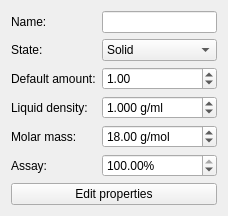
Above: templatewidget.ui from FrankMamuda/fumingcube before the change. Below: the same form after it.
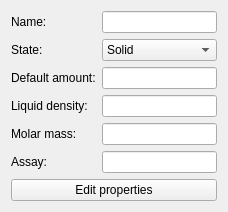
That is the form after the change. Custom widgets are drawn as their Qt base class.

Diff of the .ui file:
```diff
--- a/templatewidget.ui
+++ b/templatewidget.ui
@@ -56,16 +56,6 @@
      </property>
     </widget>
    </item>
-   <item row="2" column="1">
-    <widget class="QDoubleSpinBox" name="amountSpin">
-     <property name="maximum">
-      <double>9999999999.000000000000000</double>
-     </property>
-     <property name="value">
-      <double>1.000000000000000</double>
-     </property>
-    </widget>
-   </item>
    <item row="3" column="0">
     <widget class="QLabel" name="densityLabel">
      <property name="text">
@@ -73,22 +63,6 @@
      </property>
     </widget>
    </item>
-   <item row="3" column="1">
-    <widget class="QDoubleSpinBox" name="densitySpin">
-     <property name="suffix">
-      <string> g/ml</string>
-     </property>
-     <property name="decimals">
-      <number>3</number>
-     </property>
-     <property name="singleStep">
-      <double>0.100000000000000</double>
-     </property>
-     <property name="value">
-      <double>1.000000000000000</double>
-     </property>
-    </widget>
-   </item>
    <item row="4" column="0">
     <widget class="QLabel" name="molarMassLabel">
      <property name="text">
@@ -96,16 +70,6 @@
      </property>
     </widget>
    </item>
-   <item row="4" column="1">
-    <widget class="QDoubleSpinBox" name="molarMassSpin">
-     <property name="suffix">
-      <string> g/mol</string>
-     </property>
-     <property name="value">
-      <double>18.000000000000000</double>
-     </property>
-    </widget>
-   </item>
    <item row="5" column="0">
     <widget class="QLabel" name="assayLabel">
      <property name="text">
@@ -113,19 +77,6 @@
      </property>
     </widget>
    </item>
-   <item row="5" column="1">
-    <widget class="QDoubleSpinBox" name="assaySpin">
-     <property name="suffix">
-      <string>%</string>
-     </property>
-     <property name="maximum">
-      <double>100.000000000000000</double>
-     </property>
-     <property name="value">
-      <double>100.000000000000000</double>
-     </property>
-    </widget>
-   </item>
    <item row="6" column="0" colspan="2">
     <widget class="QPushButton" name="propsButton">
      <property name="text">
@@ -133,8 +84,27 @@
      </property>
     </widget>
    </item>
+   <item row="2" column="1">
+    <widget class="LineEdit" name="amountEdit"/>
+   </item>
+   <item row="3" column="1">
+    <widget class="LineEdit" name="densityEdit"/>
+   </item>
+   <item row="4" column="1">
+    <widget class="LineEdit" name="molarMassEdit"/>
+   </item>
+   <item row="5" column="1">
+    <widget class="LineEdit" name="assayEdit"/>
+   </item>
   </layout>
  </widget>
+ <customwidgets>
+  <customwidget>
+   <class>LineEdit</class>
+   <extends>QLineEdit</extends>
+   <header>lineedit.h</header>
+  </customwidget>
+ </customwidgets>
  <resources/>
  <connections/>
 </ui>
```
